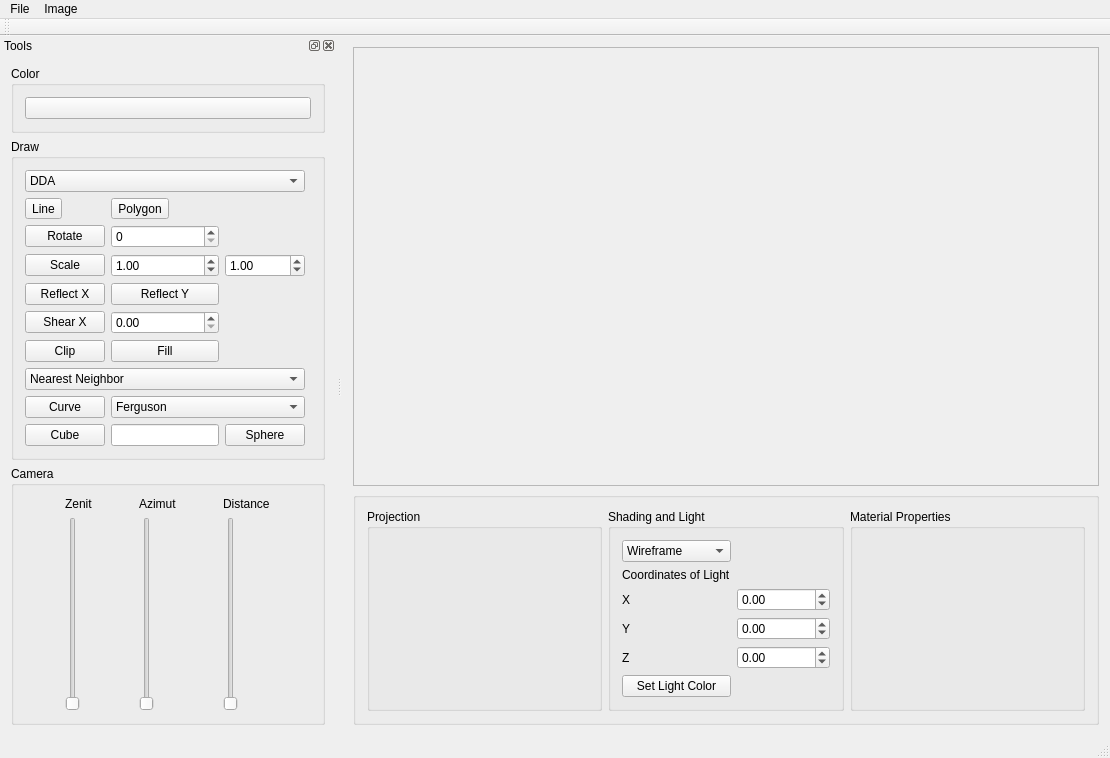
Qt form src/ImageViewer.ui (Alicasto/ImageViewer) before a commit.
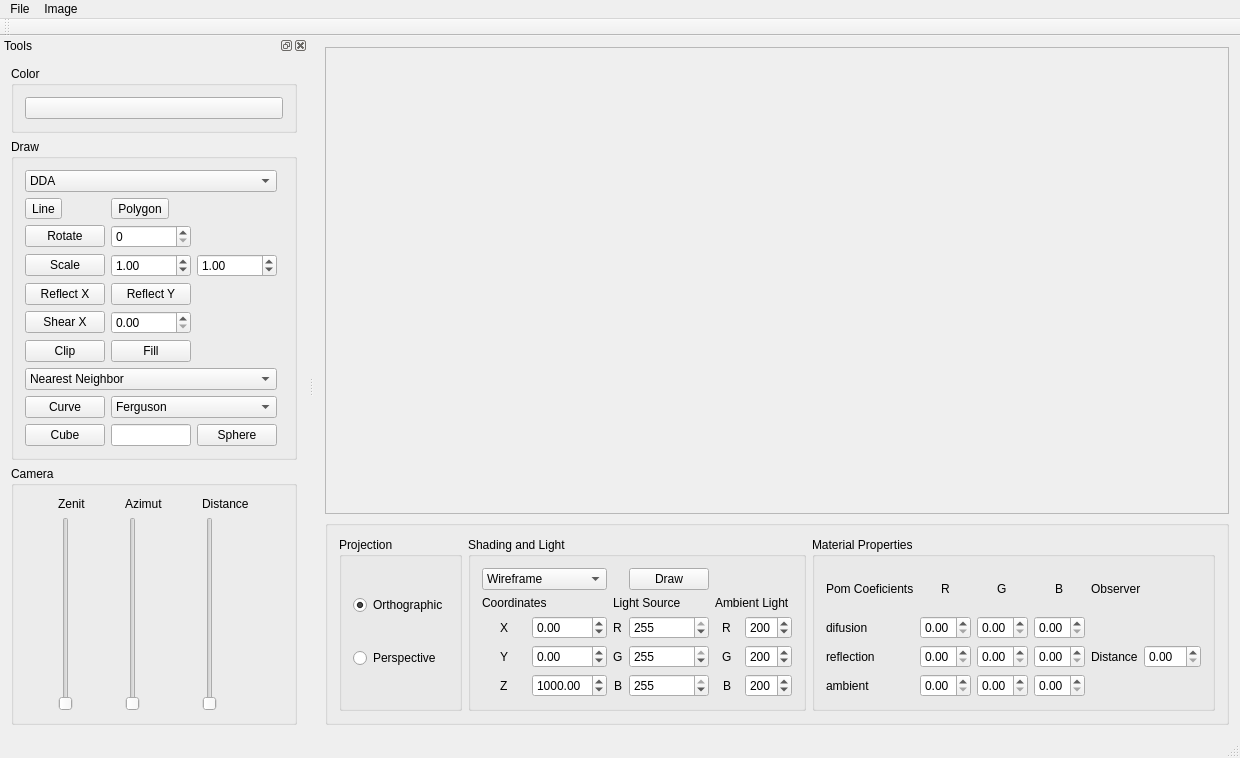
The same form after that commit.

Commit message: added buttons and reshaped all program

What changed in the file:
```diff
--- a/src/ImageViewer.ui
+++ b/src/ImageViewer.ui
@@ -14,8 +14,8 @@
    <string>ImageViewer</string>
   </property>
   <widget class="QWidget" name="centralWidget">
-   <layout class="QVBoxLayout" name="verticalLayout">
-    <item>
+   <layout class="QGridLayout" name="gridLayout_3">
+    <item row="0" column="0">
      <widget class="QScrollArea" name="scrollArea">
       <property name="widgetResizable">
        <bool>true</bool>
@@ -25,26 +25,190 @@
         <rect>
          <x>0</x>
          <y>0</y>
-         <width>756</width>
-         <height>433</height>
+         <width>785</width>
+         <height>463</height>
         </rect>
        </property>
       </widget>
      </widget>
     </item>
-    <item>
+    <item row="1" column="0">
      <widget class="QGroupBox" name="groupBox_5">
       <property name="title">
        <string/>
       </property>
       <layout class="QGridLayout" name="gridLayout_6">
+       <item row="0" column="2">
+        <widget class="QGroupBox" name="groupBox_7">
+         <property name="title">
+          <string>Material Properties</string>
+         </property>
+         <layout class="QGridLayout" name="gridLayout_9">
+          <item row="3" column="5">
+           <widget class="QLabel" name="label_24">
+            <property name="text">
+             <string>Distance</string>
+            </property>
+           </widget>
+          </item>
+          <item row="3" column="6">
+           <widget class="QDoubleSpinBox" name="doubleSpinBoxDISTANCE"/>
+          </item>
+          <item row="3" column="2">
+           <widget class="QDoubleSpinBox" name="doubleSpinBoxR2">
+            <property name="maximum">
+             <double>1.000000000000000</double>
+            </property>
+           </widget>
+          </item>
+          <item row="3" column="4">
+           <widget class="QDoubleSpinBox" name="doubleSpinBoxB2">
+            <property name="maximum">
+             <double>1.000000000000000</double>
+            </property>
+           </widget>
+          </item>
+          <item row="3" column="3">
+           <widget class="QDoubleSpinBox" name="doubleSpinBoxG2">
+            <property name="maximum">
+             <double>1.000000000000000</double>
+            </property>
+           </widget>
+          </item>
+          <item row="1" column="4" alignment="Qt::AlignmentFlag::AlignHCenter">
+           <widget class="QLabel" name="label_19">
+            <property name="text">
+             <string>B</string>
+            </property>
+           </widget>
+          </item>
+          <item row="4" column="2">
+           <widget class="QDoubleSpinBox" name="doubleSpinBoxR3">
+            <property name="maximum">
+             <double>1.000000000000000</double>
+            </property>
+           </widget>
+          </item>
+          <item row="2" column="2">
+           <widget class="QDoubleSpinBox" name="doubleSpinBoxR1">
+            <property name="maximum">
+             <double>1.000000000000000</double>
+            </property>
+           </widget>
+          </item>
+          <item row="1" column="2" alignment="Qt::AlignmentFlag::AlignHCenter">
+           <widget class="QLabel" name="label_17">
+            <property name="text">
+             <string>R</string>
+            </property>
+           </widget>
+          </item>
+          <item row="4" column="4">
+           <widget class="QDoubleSpinBox" name="doubleSpinBoxB3">
+            <property name="maximum">
+             <double>1.000000000000000</double>
+            </property>
+           </widget>
+          </item>
+          <item row="4" column="3">
+           <widget class="QDoubleSpinBox" name="doubleSpinBoxG3">
+            <property name="maximum">
+             <double>1.000000000000000</double>
+            </property>
+           </widget>
+          </item>
+          <item row="2" column="3">
+           <widget class="QDoubleSpinBox" name="doubleSpinBoxG1">
+            <property name="maximum">
+             <double>1.000000000000000</double>
+            </property>
+           </widget>
+          </item>
+          <item row="1" column="3" alignment="Qt::AlignmentFlag::AlignHCenter">
+           <widget class="QLabel" name="label_18">
+            <property name="text">
+             <string>G</string>
+            </property>
+           </widget>
+          </item>
+          <item row="1" column="0" colspan="2">
+           <widget class="QLabel" name="label_16">
+            <property name="text">
+             <string>Pom Coeficients</string>
+            </property>
+           </widget>
+          </item>
+          <item row="1" column="5" colspan="2">
+           <widget class="QLabel" name="label_23">
+            <property name="text">
+             <string>Observer</string>
+            </property>
+           </widget>
+          </item>
+          <item row="2" column="0" colspan="2">
+           <widget class="QLabel" name="label_20">
+            <property name="text">
+             <string>difusion</string>
+            </property>
+           </widget>
+          </item>
+          <item row="4" column="0">
+           <widget class="QLabel" name="label_22">
+            <property name="text">
+             <string>ambient</string>
+            </property>
+           </widget>
+          </item>
+          <item row="3" column="0">
+           <widget class="QLabel" name="label_21">
+            <property name="text">
+             <string>reflection</string>
+            </property>
+           </widget>
+          </item>
+          <item row="2" column="4">
+           <widget class="QDoubleSpinBox" name="doubleSpinBoxB1">
+            <property name="maximum">
+             <double>1.000000000000000</double>
+            </property>
+           </widget>
+          </item>
+         </layout>
+        </widget>
+       </item>
+       <item row="0" column="0">
+        <widget class="QGroupBox" name="groupBox_6">
+         <property name="title">
+          <string>Projection</string>
+         </property>
+         <layout class="QGridLayout" name="gridLayout_8">
+          <item row="0" column="0">
+           <widget class="QRadioButton" name="radioButtonOR">
+            <property name="text">
+             <string>Orthographic</string>
+            </property>
+            <property name="checked">
+             <bool>true</bool>
+            </property>
+           </widget>
+          </item>
+          <item row="1" column="0">
+           <widget class="QRadioButton" name="radioButtonPER">
+            <property name="text">
+             <string>Perspective</string>
+            </property>
+           </widget>
+          </item>
+         </layout>
+        </widget>
+       </item>
        <item row="0" column="1">
         <widget class="QGroupBox" name="groupBox_3">
          <property name="title">
           <string>Shading and Light</string>
          </property>
-         <layout class="QGridLayout" name="gridLayout_3">
-          <item row="5" column="1">
+         <layout class="QGridLayout" name="gridLayout_7">
+          <item row="4" column="1">
            <widget class="QDoubleSpinBox" name="SpinBoxZ">
             <property name="minimum">
              <double>-5000.000000000000000</double>
@@ -52,16 +216,22 @@
             <property name="maximum">
              <double>5000.000000000000000</double>
             </property>
+            <property name="value">
+             <double>1000.000000000000000</double>
+            </property>
            </widget>
           </item>
-          <item row="4" column="0">
-           <widget class="QLabel" name="label_2">
-            <property name="text">
-             <string>Y</string>
+          <item row="3" column="5">
+           <widget class="QSpinBox" name="spinBoxAG">
+            <property name="maximum">
+             <number>255</number>
             </property>
+            <property name="value">
+             <number>200</number>
+            </property>
            </widget>
           </item>
-          <item row="3" column="1">
+          <item row="2" column="1">
            <widget class="QDoubleSpinBox" name="SpinBoxX">
             <property name="minimum">
              <double>-5000.000000000000000</double>
@@ -71,38 +241,137 @@
             </property>
            </widget>
           </item>
-          <item row="5" column="0">
-           <widget class="QLabel" name="label_3">
+          <item row="4" column="2" alignment="Qt::AlignmentFlag::AlignHCenter">
+           <widget class="QLabel" name="label_10">
             <property name="text">
-             <string>Z</string>
+             <string>B</string>
             </property>
            </widget>
           </item>
-          <item row="3" column="0">
+          <item row="4" column="3">
+           <widget class="QSpinBox" name="spinBoxLB">
+            <property name="maximum">
+             <number>255</number>
+            </property>
+            <property name="value">
+             <number>255</number>
+            </property>
+           </widget>
+          </item>
+          <item row="3" column="3">
+           <widget class="QSpinBox" name="spinBoxLG">
+            <property name="maximum">
+             <number>255</number>
+            </property>
+            <property name="value">
+             <number>255</number>
+            </property>
+           </widget>
+          </item>
+          <item row="3" column="1">
+           <widget class="QDoubleSpinBox" name="SpinBoxY">
+            <property name="minimum">
+             <double>-5000.000000000000000</double>
+            </property>
+            <property name="maximum">
+             <double>5000.000000000000000</double>
+            </property>
+           </widget>
+          </item>
+          <item row="2" column="3">
+           <widget class="QSpinBox" name="spinBoxLR">
+            <property name="maximum">
+             <number>255</number>
+            </property>
+            <property name="value">
+             <number>255</number>
+            </property>
+           </widget>
+          </item>
+          <item row="2" column="0" alignment="Qt::AlignmentFlag::AlignHCenter">
            <widget class="QLabel" name="label">
             <property name="text">
              <string>X</string>
             </property>
            </widget>
           </item>
-          <item row="4" column="1">
-           <widget class="QDoubleSpinBox" name="SpinBoxY">
-            <property name="minimum">
-             <double>-5000.000000000000000</double>
+          <item row="4" column="0" alignment="Qt::AlignmentFlag::AlignHCenter">
+           <widget class="QLabel" name="label_3">
+            <property name="text">
+             <string>Z</string>
             </property>
+           </widget>
+          </item>
+          <item row="4" column="5">
+           <widget class="QSpinBox" name="spinBoxAB">
             <property name="maximum">
-             <double>5000.000000000000000</double>
+             <number>255</number>
             </property>
+            <property name="value">
+             <number>200</number>
+            </property>
            </widget>
           </item>
-          <item row="2" column="0">
-           <widget class="QLabel" name="label_4">
+          <item row="4" column="4" alignment="Qt::AlignmentFlag::AlignHCenter">
+           <widget class="QLabel" name="label_13">
             <property name="text">
-             <string>Coordinates of Light</string>
+             <string>B</string>
             </property>
            </widget>
           </item>
-          <item row="0" column="0" rowspan="2">
+          <item row="3" column="0" alignment="Qt::AlignmentFlag::AlignHCenter">
+           <widget class="QLabel" name="label_2">
+            <property name="text">
+             <string>Y</string>
+            </property>
+           </widget>
+          </item>
+          <item row="2" column="4" alignment="Qt::AlignmentFlag::AlignHCenter">
+           <widget class="QLabel" name="label_11">
+            <property name="text">
+             <string>R</string>
+            </property>
+           </widget>
+          </item>
+          <item row="2" column="2" alignment="Qt::AlignmentFlag::AlignHCenter">
+           <widget class="QLabel" name="label_8">
+            <property name="text">
+             <string>R</string>
+            </property>
+           </widget>
+          </item>
+          <item row="3" column="4" alignment="Qt::AlignmentFlag::AlignHCenter">
+           <widget class="QLabel" name="label_12">
+            <property name="text">
+             <string>G</string>
+            </property>
+           </widget>
+          </item>
+          <item row="3" column="2" alignment="Qt::AlignmentFlag::AlignHCenter">
+           <widget class="QLabel" name="label_9">
+            <property name="text">
+             <string>G</string>
+            </property>
+           </widget>
+          </item>
+          <item row="2" column="5">
+           <widget class="QSpinBox" name="spinBoxAR">
+            <property name="maximum">
+             <number>255</number>
+            </property>
+            <property name="value">
+             <number>200</number>
+            </property>
+           </widget>
+          </item>
+          <item row="0" column="3">
+           <widget class="QPushButton" name="pushButtonDraw">
+            <property name="text">
+             <string>Draw</string>
+            </property>
+           </widget>
+          </item>
+          <item row="0" column="0" colspan="2">
            <widget class="QComboBox" name="comboBox">
             <item>
              <property name="text">
@@ -111,7 +380,7 @@
             </item>
             <item>
              <property name="text">
-              <string>Flat</string>
+              <string>Nearest neighbor</string>
              </property>
             </item>
             <item>
@@ -121,30 +390,30 @@
             </item>
            </widget>
           </item>
-          <item row="6" column="0">
-           <widget class="QPushButton" name="pushButtonLight">
+          <item row="1" column="0" colspan="2">
+           <widget class="QLabel" name="label_4">
             <property name="text">
-             <string>Set Light Color</string>
+             <string>Coordinates </string>
+            </property>
+           </widget>
+          </item>
+          <item row="1" column="2" colspan="2">
+           <widget class="QLabel" name="label_14">
+            <property name="text">
+             <string>Light Source </string>
+            </property>
+           </widget>
+          </item>
+          <item row="1" column="4" colspan="2">
+           <widget class="QLabel" name="label_15">
+            <property name="text">
+             <string>Ambient Light </string>
             </property>
            </widget>
           </item>
          </layout>
         </widget>
        </item>
-       <item row="0" column="0">
-        <widget class="QGroupBox" name="groupBox_6">
-         <property name="title">
-          <string>Projection</string>
-         </property>
-        </widget>
-       </item>
-       <item row="0" column="2">
-        <widget class="QGroupBox" name="groupBox_7">
-         <property name="title">
-          <string>Material Properties</string>
-         </property>
-        </widget>
-       </item>
       </layout>
      </widget>
     </item>
```
The commit also changes 7 other files.
